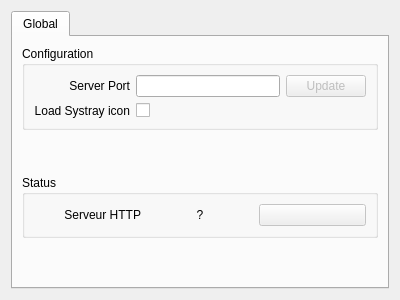
First picture: the form in src/window.ui, repository Cowlab/cf71, before the edit.
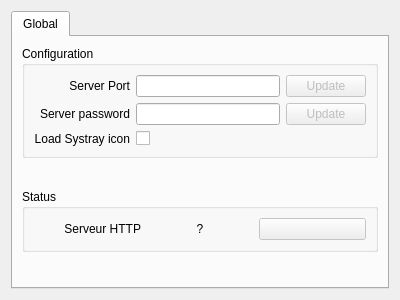
Second picture: the form after the edit. Icons and pictures are not drawn.

Commit message: = ADD: create a basic security support (based on password)

The edit to the form file:
```diff
--- a/src/window.ui
+++ b/src/window.ui
@@ -40,6 +40,30 @@
           <bool>false</bool>
          </property>
          <layout class="QGridLayout" name="gridLayout_2">
+          <item row="2" column="0">
+           <widget class="QLabel" name="label_2">
+            <property name="text">
+             <string>Load Systray icon</string>
+            </property>
+            <property name="alignment">
+             <set>Qt::AlignRight|Qt::AlignTrailing|Qt::AlignVCenter</set>
+            </property>
+           </widget>
+          </item>
+          <item row="2" column="1">
+           <widget class="QCheckBox" name="cbSystray">
+            <property name="text">
+             <string/>
+            </property>
+           </widget>
+          </item>
+          <item row="0" column="1">
+           <widget class="QLineEdit" name="lineEditPort">
+            <property name="maxLength">
+             <number>5</number>
+            </property>
+           </widget>
+          </item>
           <item row="0" column="0">
            <widget class="QLabel" name="label">
             <property name="text">
@@ -60,17 +84,10 @@
             </property>
            </widget>
           </item>
-          <item row="0" column="1">
-           <widget class="QLineEdit" name="lineEditPort">
-            <property name="maxLength">
-             <number>5</number>
-            </property>
-           </widget>
-          </item>
           <item row="1" column="0">
-           <widget class="QLabel" name="label_2">
+           <widget class="QLabel" name="label_4">
             <property name="text">
-             <string>Load Systray icon</string>
+             <string>Server password</string>
             </property>
             <property name="alignment">
              <set>Qt::AlignRight|Qt::AlignTrailing|Qt::AlignVCenter</set>
@@ -78,9 +95,15 @@
            </widget>
           </item>
           <item row="1" column="1">
-           <widget class="QCheckBox" name="cbSystray">
+           <widget class="QLineEdit" name="lineEditPass"/>
+          </item>
+          <item row="1" column="2">
+           <widget class="QPushButton" name="butPassUpdate">
+            <property name="enabled">
+             <bool>false</bool>
+            </property>
             <property name="text">
-             <string/>
+             <string>Update</string>
             </property>
            </widget>
           </item>
```
The commit also changes 5 other files.
